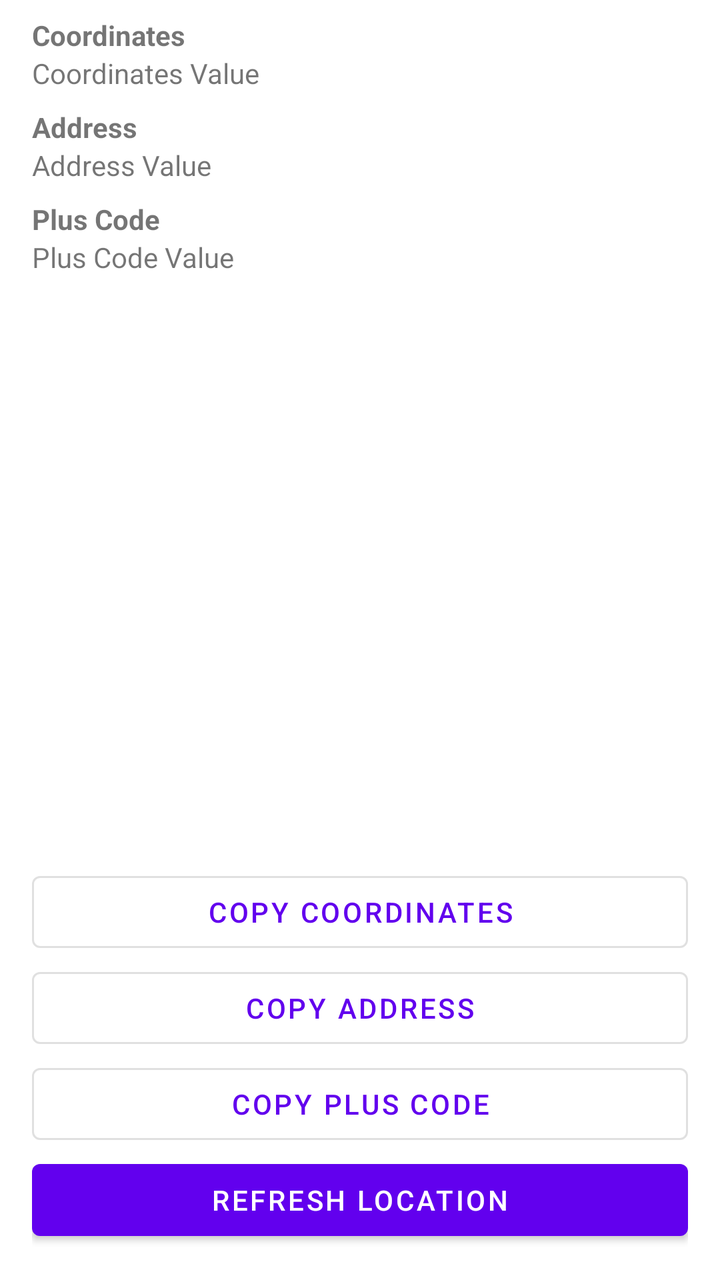
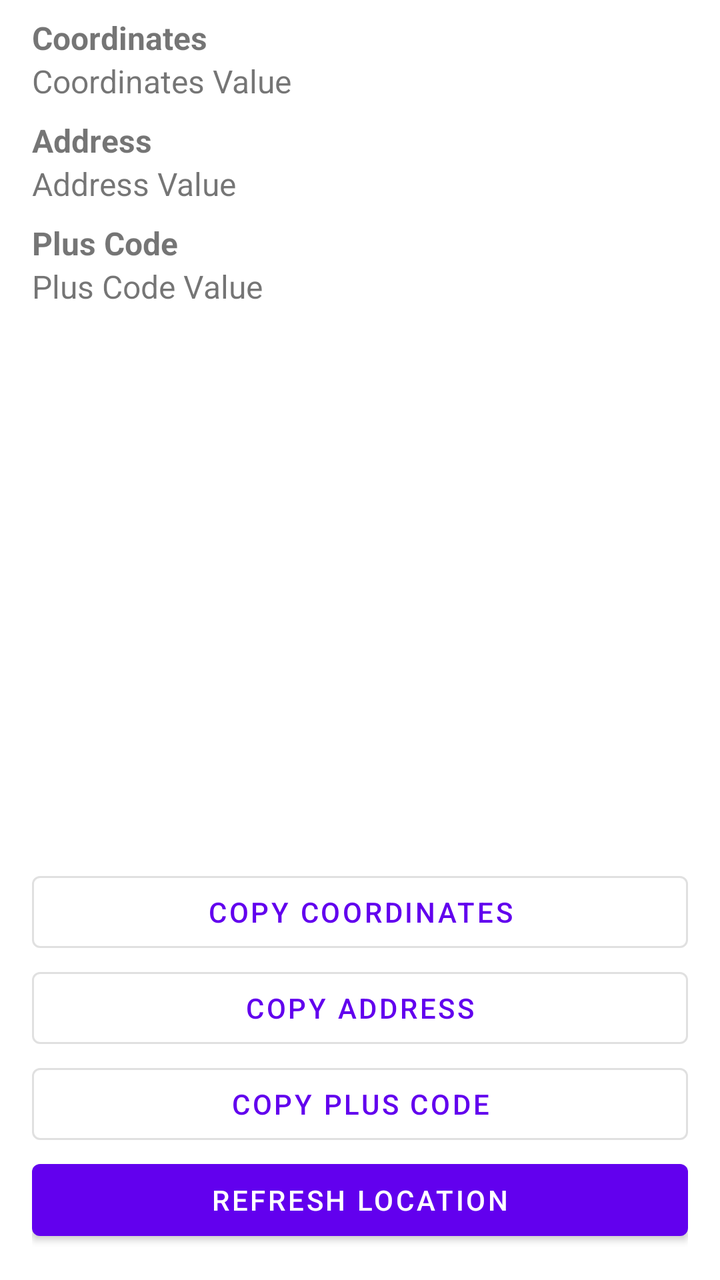

Compare the two renders of this Android layout. The source of the first and the diff that turns it into the second are given below.
<!-- AndroidManifest.xml: application theme Theme.GeoLocator -->
<!-- res/layout/activity_main.xml -->
<?xml version="1.0" encoding="utf-8"?>
<androidx.constraintlayout.widget.ConstraintLayout xmlns:android="http://schemas.android.com/apk/res/android"
    xmlns:app="http://schemas.android.com/apk/res-auto"
    xmlns:tools="http://schemas.android.com/tools"
    android:id="@+id/main"
    android:layout_width="match_parent"
    android:layout_height="match_parent"
    tools:context=".MainActivity">

    <ProgressBar
        android:id="@+id/progressBar_loading"
        style="?android:attr/progressBarStyleLarge"
        android:layout_width="38dp"
        android:layout_height="38dp"
        android:layout_gravity="center"
        android:visibility="gone"
        app:layout_constraintBottom_toTopOf="@id/linearLayout_buttons"
        app:layout_constraintEnd_toEndOf="parent"
        app:layout_constraintStart_toStartOf="parent"
        app:layout_constraintTop_toTopOf="parent" />

    <LinearLayout
        android:id="@+id/linearLayout_location_info"
        android:layout_width="0dp"
        android:layout_height="0dp"
        android:orientation="vertical"
        android:paddingHorizontal="16dp"
        app:layout_constraintBottom_toTopOf="@id/linearLayout_buttons"
        app:layout_constraintEnd_toEndOf="parent"
        app:layout_constraintStart_toStartOf="parent"
        app:layout_constraintTop_toTopOf="parent">

        <TextView
            android:layout_width="match_parent"
            android:layout_height="wrap_content"
            android:layout_marginTop="8dp"
            android:text="Coordinates"
            android:textStyle="bold" />

        <TextView
            android:id="@+id/textView_coordinates"
            android:layout_width="match_parent"
            android:layout_height="wrap_content"
            android:text="Coordinates Value" />

        <TextView
            android:layout_width="match_parent"
            android:layout_height="wrap_content"
            android:layout_marginTop="8dp"
            android:text="Address"
            android:textStyle="bold" />

        <TextView
            android:id="@+id/textView_address"
            android:layout_width="match_parent"
            android:layout_height="wrap_content"
            android:text="Address Value" />

        <TextView
            android:layout_width="match_parent"
            android:layout_height="wrap_content"
            android:layout_marginTop="8dp"
            android:text="Plus Code"
            android:textStyle="bold" />

        <TextView
            android:id="@+id/textView_plus_code"
            android:layout_width="match_parent"
            android:layout_height="wrap_content"
            android:text="Plus Code Value" />
    </LinearLayout>

    <LinearLayout
        android:id="@+id/linearLayout_buttons"
        android:layout_width="match_parent"
        android:layout_height="wrap_content"
        android:layout_margin="16dp"
        android:gravity="center"
        android:orientation="vertical"
        app:layout_constraintBottom_toBottomOf="parent"
        app:layout_constraintEnd_toEndOf="parent"
        app:layout_constraintStart_toStartOf="parent"
        app:layout_constraintTop_toBottomOf="@id/linearLayout_location_info">

        <com.google.android.material.button.MaterialButton
            android:id="@+id/button_copy_coordinates"
            style="@style/Widget.MaterialComponents.Button.OutlinedButton"
            android:layout_width="match_parent"
            android:layout_height="wrap_content"
            android:text="Copy Coordinates" />

        <com.google.android.material.button.MaterialButton
            android:id="@+id/button_copy_address"
            style="@style/Widget.MaterialComponents.Button.OutlinedButton"
            android:layout_width="match_parent"
            android:layout_height="wrap_content"
            android:text="Copy Address" />

        <com.google.android.material.button.MaterialButton
            android:id="@+id/button_copy_plus_code"
            style="@style/Widget.MaterialComponents.Button.OutlinedButton"
            android:layout_width="match_parent"
            android:layout_height="wrap_content"
            android:text="Copy Plus Code" />

        <Button
            android:id="@+id/button_refresh"
            android:layout_width="match_parent"
            android:layout_height="wrap_content"
            android:text="Refresh Location" />

    </LinearLayout>

</androidx.constraintlayout.widget.ConstraintLayout>
<!-- resources referenced by this layout -->
<resources>
  <style name="Theme.GeoLocator" parent="Theme.MaterialComponents.DayNight.DarkActionBar">
          
          <item name="colorPrimary">@color/purple_500</item>
          <item name="colorPrimaryVariant">@color/purple_700</item>
          <item name="colorOnPrimary">@color/white</item>
          
          <item name="colorSecondary">@color/teal_200</item>
          <item name="colorSecondaryVariant">@color/teal_700</item>
          <item name="colorOnSecondary">@color/black</item>
          
          <item name="android:statusBarColor">?attr/colorPrimaryVariant</item>
          
      </style>
  <color name="purple_500">#FF6200EE</color>
  <color name="purple_700">#FF3700B3</color>
  <color name="white">#FFFFFFFF</color>
  <color name="teal_200">#FF03DAC5</color>
  <color name="teal_700">#FF018786</color>
  <color name="black">#FF000000</color>
</resources>

<!-- the commit's change to res/layout/activity_main.xml (unified diff, before → after) -->
@@ -9,9 +9,8 @@
 
     <ProgressBar
         android:id="@+id/progressBar_loading"
-        style="?android:attr/progressBarStyleLarge"
-        android:layout_width="38dp"
-        android:layout_height="38dp"
+        android:layout_width="48dp"
+        android:layout_height="48dp"
         android:layout_gravity="center"
         android:visibility="gone"
         app:layout_constraintBottom_toTopOf="@id/linearLayout_buttons"
@@ -35,39 +34,45 @@
             android:layout_height="wrap_content"
             android:layout_marginTop="8dp"
             android:text="Coordinates"
+            android:textSize="16sp"
             android:textStyle="bold" />
 
         <TextView
             android:id="@+id/textView_coordinates"
             android:layout_width="match_parent"
             android:layout_height="wrap_content"
-            android:text="Coordinates Value" />
+            android:text="Coordinates Value"
+            android:textSize="16sp" />
 
         <TextView
             android:layout_width="match_parent"
             android:layout_height="wrap_content"
             android:layout_marginTop="8dp"
             android:text="Address"
+            android:textSize="16sp"
             android:textStyle="bold" />
 
         <TextView
             android:id="@+id/textView_address"
             android:layout_width="match_parent"
             android:layout_height="wrap_content"
-            android:text="Address Value" />
+            android:text="Address Value"
+            android:textSize="16sp" />
 
         <TextView
             android:layout_width="match_parent"
             android:layout_height="wrap_content"
             android:layout_marginTop="8dp"
             android:text="Plus Code"
+            android:textSize="16sp"
             android:textStyle="bold" />
 
         <TextView
             android:id="@+id/textView_plus_code"
             android:layout_width="match_parent"
             android:layout_height="wrap_content"
-            android:text="Plus Code Value" />
+            android:text="Plus Code Value"
+            android:textSize="16sp" />
     </LinearLayout>
 
     <LinearLayout
